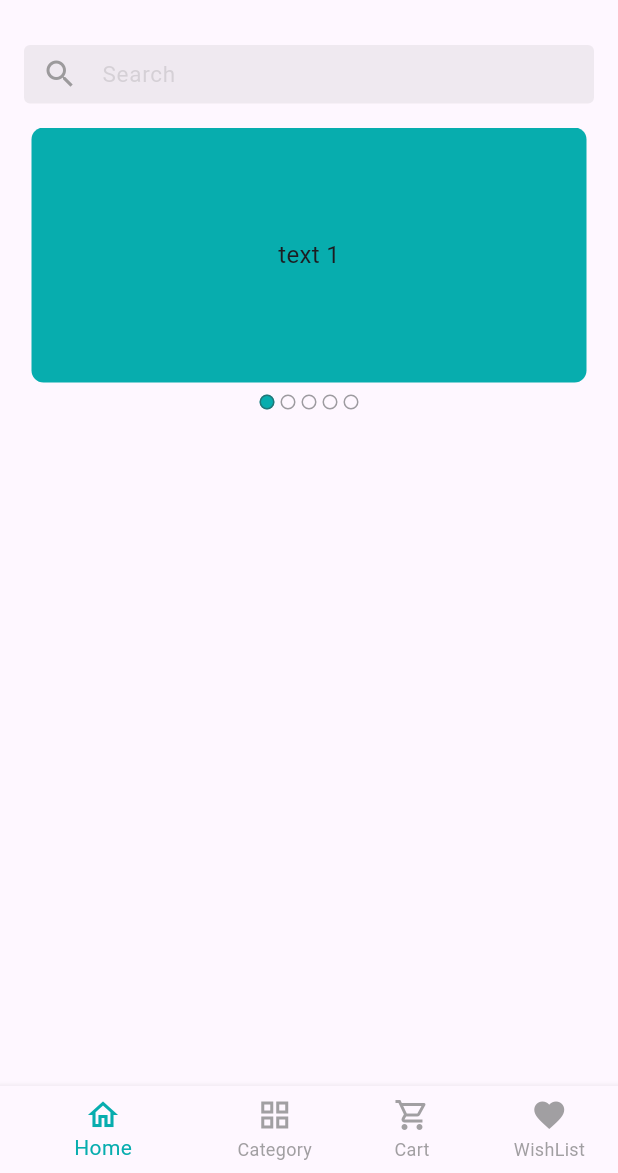
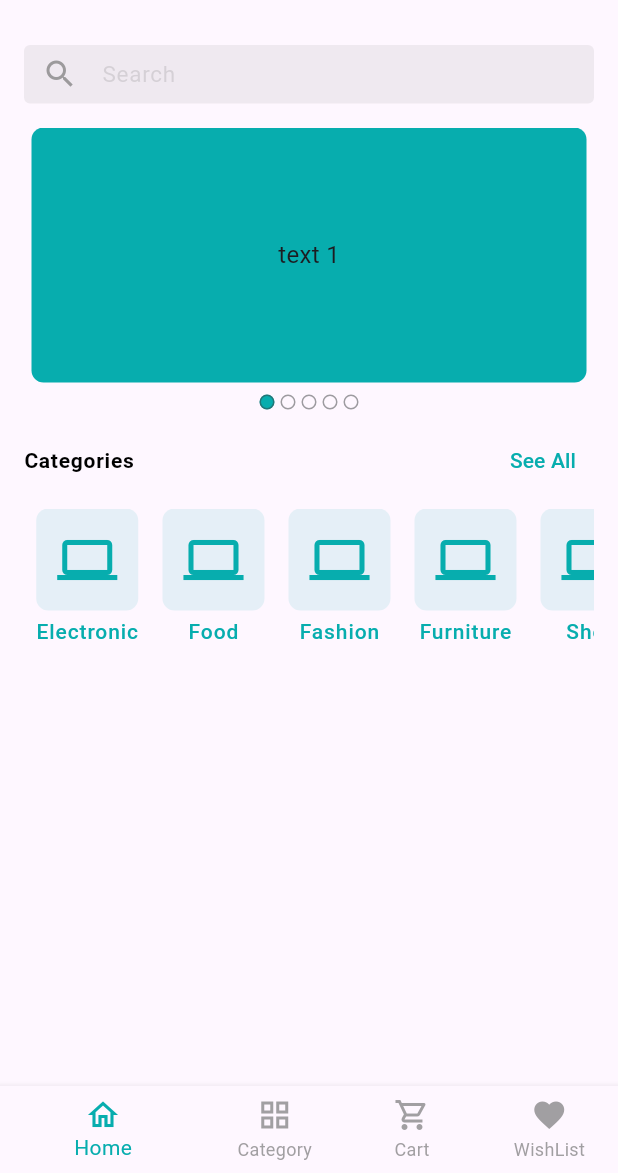
Before and after one commit to mst-zannathi-khatun/CraftyBay, a Flutter app: the screen it shows after launch, on a phone screen of 412 x 824 dp, the part 63-1236 px from its top. Run offline on Flutter 3.47's test engine with Material 3 defaults, Android fonts, the phone set to English and light mode, and no system bars; drawn by our look-alikes of carousel_slider; our stand-ins replace flutter_svg, get, pin_code_fields.

Commit message:
category card, home screen remarks title UI Design completed

```diff
--- a/lib/ui/screens/home_screen.dart
+++ b/lib/ui/screens/home_screen.dart
@@ -1,8 +1,10 @@
-import 'package:craftybay/utils/appcolors.dart';
 import 'package:flutter/material.dart';
 import 'package:flutter_svg/flutter_svg.dart';
 import '../../widgets/homewidgets/appbar_iconbutton_widget.dart';
+import '../../widgets/homewidgets/category_card_widget.dart';
 import '../../widgets/homewidgets/home_carouselslider_widget.dart';
+import '../../widgets/homewidgets/remarks_title_widget.dart';
+import '../../widgets/homewidgets/search_textfield_widget.dart';
 
 class HomeScreen extends StatefulWidget {
   const HomeScreen({super.key});
@@ -40,36 +42,43 @@ class _HomeScreenState extends State<HomeScreen> {
         padding: const EdgeInsets.all(16),
         child: Column(
           children: [
-            SizedBox(
-              width: double.infinity,
-              height: 39,
-              child: TextField(
-                keyboardType: TextInputType.text,
-                textInputAction: TextInputAction.search,
-                onSubmitted: (value) {},
-                decoration: InputDecoration(
-                  fillColor: softGreyColor.withOpacity(0.1),
-                  contentPadding: const EdgeInsets.symmetric(horizontal: 16),
-                  prefixIcon: const Icon(
-                    Icons.search,
-                    color: softGreyColor,
-                  ),
-                  filled: true,
-                  hintText: "Search",
-                  hintStyle: TextStyle(
-                      color: softGreyColor.withOpacity(0.2), fontSize: 15),
-                  enabledBorder:
-                      const OutlineInputBorder(borderSide: BorderSide.none),
-                  focusedBorder: const OutlineInputBorder(
-                    borderSide: BorderSide.none,
-                  ),
-                ),
-              ),
-            ),
+            const SearchTextFieldWidget(),
             const SizedBox(
               height: 16,
             ),
-            HomeCarouselSliderWidget()
+            HomeCarouselSliderWidget(),
+            const SizedBox(
+              height: 8,
+            ),
+            RemarksTitleWidget(
+              remarkTitleText: "Categories",
+              onTap: () {},
+            ),
+            const SizedBox(
+              height: 8,
+            ),
+            const SingleChildScrollView(
+              scrollDirection: Axis.horizontal,
+              child: Row(
+                children: [
+                  CategoryCardWidget(
+                    categoryCardTitle: "Electronic",
+                  ),
+                  CategoryCardWidget(
+                    categoryCardTitle: "Food",
+                  ),
+                  CategoryCardWidget(
+                    categoryCardTitle: "Fashion",
+                  ),
+                  CategoryCardWidget(
+                    categoryCardTitle: "Furniture",
+                  ),
+                  CategoryCardWidget(
+                    categoryCardTitle: "Shoe",
+                  ),
+                ],
+              ),
+            ),
           ],
         ),
       ),
--- /dev/null
+++ b/lib/widgets/homewidgets/category_card_widget.dart
@@ -0,0 +1,46 @@
+import 'package:flutter/material.dart';
+
+import '../../utils/appcolors.dart';
+
+class CategoryCardWidget extends StatelessWidget {
+  const CategoryCardWidget({
+    super.key, required this.categoryCardTitle,
+  });
+  final String categoryCardTitle;
+  @override
+  Widget build(BuildContext context) {
+    return Padding(
+      padding: const EdgeInsets.symmetric(horizontal: 8),
+      child: Column(
+        children: [
+          Container(
+            decoration: BoxDecoration(
+              color: primaryColor.withOpacity(0.1),
+              borderRadius: BorderRadius.circular(8),
+            ),
+            child: const Padding(
+              padding: EdgeInsets.all(14),
+              child: Icon(
+                Icons.computer,
+                size: 40,
+                color: primaryColor,
+              ),
+            ),
+          ),
+          const SizedBox(
+            height: 4,
+          ),
+          Text(
+            categoryCardTitle,
+            textAlign: TextAlign.center,
+            style: const TextStyle(
+              fontWeight: FontWeight.w500,
+              color: primaryColor,
+              letterSpacing: 0.6,
+            ),
+          )
+        ],
+      ),
+    );
+  }
+}
--- /dev/null
+++ b/lib/widgets/homewidgets/remarks_title_widget.dart
@@ -0,0 +1,38 @@
+import 'package:flutter/material.dart';
+
+import '../../utils/appcolors.dart';
+import '../../utils/style.dart';
+
+class RemarksTitleWidget extends StatelessWidget {
+  const RemarksTitleWidget({
+    super.key,
+    required this.remarkTitleText,
+    required this.onTap,
+  });
+
+  final String remarkTitleText;
+  final VoidCallback onTap;
+
+  @override
+  Widget build(BuildContext context) {
+    return Row(
+      mainAxisAlignment: MainAxisAlignment.spaceBetween,
+      children: [
+        Text(
+          remarkTitleText,
+          style: titleTextStyle.copyWith(
+            fontSize: 14,
+            fontWeight: FontWeight.w600,
+            color: blackColor,
+          ),
+        ),
+        TextButton(
+            onPressed: onTap,
+            child: const Text(
+              "See All",
+              style: TextStyle(color: primaryColor),
+            ))
+      ],
+    );
+  }
+}
--- /dev/null
+++ b/lib/widgets/homewidgets/search_textfield_widget.dart
@@ -0,0 +1,39 @@
+import 'package:flutter/material.dart';
+
+import '../../utils/appcolors.dart';
+
+class SearchTextFieldWidget extends StatelessWidget {
+  const SearchTextFieldWidget({
+    super.key,
+  });
+
+  @override
+  Widget build(BuildContext context) {
+    return SizedBox(
+      width: double.infinity,
+      height: 39,
+      child: TextField(
+        keyboardType: TextInputType.text,
+        textInputAction: TextInputAction.search,
+        onSubmitted: (value) {},
+        decoration: InputDecoration(
+          fillColor: softGreyColor.withOpacity(0.1),
+          contentPadding: const EdgeInsets.symmetric(horizontal: 16),
+          prefixIcon: const Icon(
+            Icons.search,
+            color: softGreyColor,
+          ),
+          filled: true,
+          hintText: "Search",
+          hintStyle: TextStyle(
+              color: softGreyColor.withOpacity(0.2), fontSize: 15),
+          enabledBorder:
+          const OutlineInputBorder(borderSide: BorderSide.none),
+          focusedBorder: const OutlineInputBorder(
+            borderSide: BorderSide.none,
+          ),
+        ),
+      ),
+    );
+  }
+}
```
